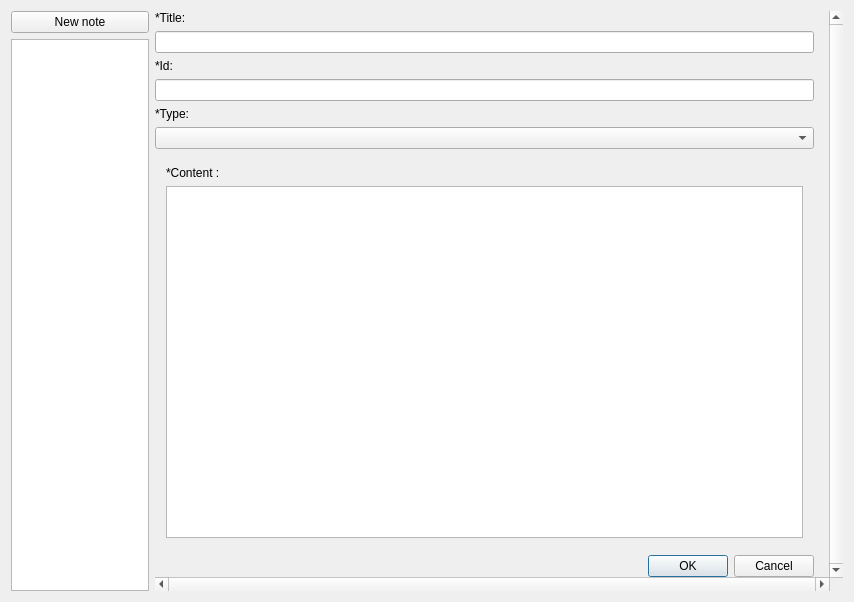
Before: the Qt Designer form PluriNotes/plurinotes.ui in guillaumejounel/PluriNotes, drawn with Qt 5.
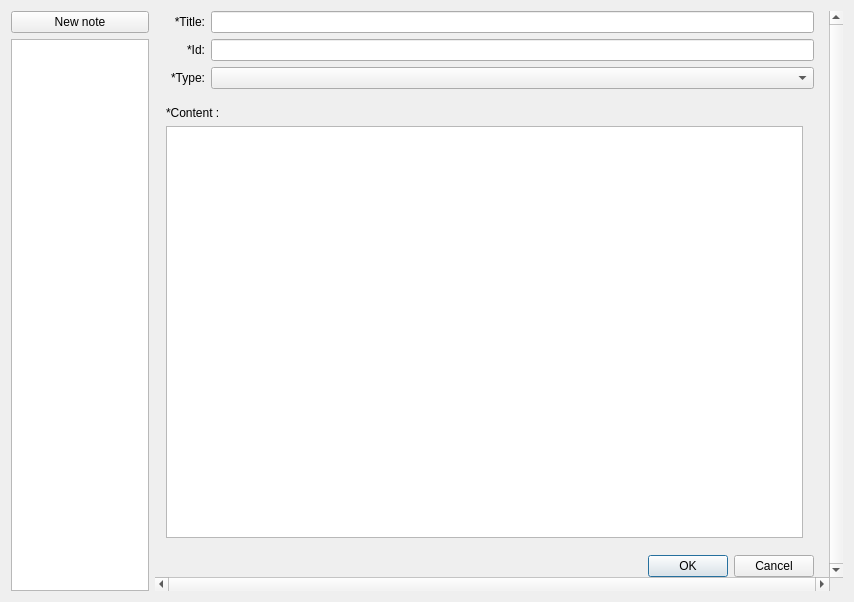
After: the same form once the commit is applied. The open tabs and pages were chosen to show the change.

Commit message: update to plurinote interface while visualising notes 3

Diff of the .ui file:
```diff
--- a/PluriNotes/plurinotes.ui
+++ b/PluriNotes/plurinotes.ui
@@ -354,8 +354,8 @@
             <rect>
              <x>0</x>
              <y>0</y>
-             <width>189</width>
-             <height>451</height>
+             <width>676</width>
+             <height>545</height>
             </rect>
            </property>
            <layout class="QGridLayout" name="gridLayout_3">
@@ -387,7 +387,7 @@
                 <number>0</number>
                </property>
                <item>
-                <layout class="QVBoxLayout" name="formNoteWidget" stretch="0,0,0,0,0,0,0,0">
+                <layout class="QVBoxLayout" name="formNoteWidget" stretch="0,0,0">
                  <property name="sizeConstraint">
                   <enum>QLayout::SetMaximumSize</enum>
                  </property>
@@ -395,34 +395,95 @@
                   <number>0</number>
                  </property>
                  <item>
+                  <layout class="QVBoxLayout" name="verticalLayout_9">
+                   <item>
+                    <layout class="QHBoxLayout" name="horizontalLayout_7">
+                     <item>
                   <widget class="QLabel" name="titleLabel">
+                       <property name="sizePolicy">
+                        <sizepolicy hsizetype="Fixed" vsizetype="Fixed">
+                         <horstretch>0</horstretch>
+                         <verstretch>0</verstretch>
+                        </sizepolicy>
+                       </property>
+                       <property name="minimumSize">
+                        <size>
+                         <width>50</width>
+                         <height>0</height>
+                        </size>
+                       </property>
                    <property name="text">
                     <string>*Title:</string>
                    </property>
+                       <property name="alignment">
+                        <set>Qt::AlignRight|Qt::AlignTrailing|Qt::AlignVCenter</set>
+                       </property>
                   </widget>
                  </item>
                  <item>
                   <widget class="QLineEdit" name="titleLineEdit"/>
                  </item>
+                    </layout>
+                   </item>
+                   <item>
+                    <layout class="QHBoxLayout" name="horizontalLayout_8">
                  <item>
                   <widget class="QLabel" name="idLabel">
+                       <property name="sizePolicy">
+                        <sizepolicy hsizetype="Fixed" vsizetype="Preferred">
+                         <horstretch>0</horstretch>
+                         <verstretch>0</verstretch>
+                        </sizepolicy>
+                       </property>
+                       <property name="minimumSize">
+                        <size>
+                         <width>50</width>
+                         <height>0</height>
+                        </size>
+                       </property>
                    <property name="text">
                     <string>*Id:</string>
                    </property>
+                       <property name="alignment">
+                        <set>Qt::AlignRight|Qt::AlignTrailing|Qt::AlignVCenter</set>
+                       </property>
                   </widget>
                  </item>
                  <item>
                   <widget class="QLineEdit" name="idLineEdit"/>
                  </item>
+                    </layout>
+                   </item>
+                   <item>
+                    <layout class="QHBoxLayout" name="horizontalLayout_9">
                  <item>
                   <widget class="QLabel" name="typeLabel">
+                       <property name="sizePolicy">
+                        <sizepolicy hsizetype="Fixed" vsizetype="Preferred">
+                         <horstretch>0</horstretch>
+                         <verstretch>0</verstretch>
+                        </sizepolicy>
+                       </property>
+                       <property name="minimumSize">
+                        <size>
+                         <width>50</width>
+                         <height>0</height>
+                        </size>
+                       </property>
                    <property name="text">
                     <string>*Type:</string>
                    </property>
+                       <property name="alignment">
+                        <set>Qt::AlignRight|Qt::AlignTrailing|Qt::AlignVCenter</set>
+                       </property>
                   </widget>
                  </item>
                  <item>
                   <widget class="QComboBox" name="TypeComboBox"/>
+                     </item>
+                    </layout>
+                   </item>
+                  </layout>
                  </item>
                  <item>
                   <widget class="QStackedWidget" name="customWidgets">
```
Left out of the diff: 2 changed lines with no effect on the pictures. Lines whose indentation alone changed are shown as unchanged.
